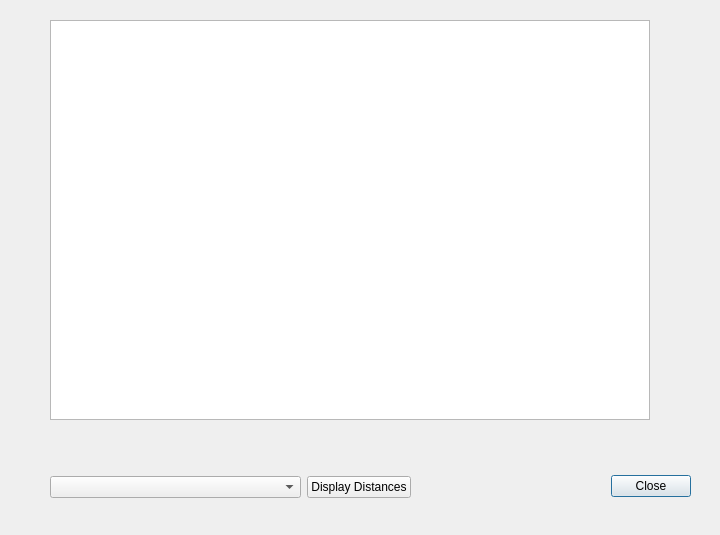
Old version of the form CollegeTouring/databaseviewform.ui in the repository Ykhan799/CollegeTouringS21.
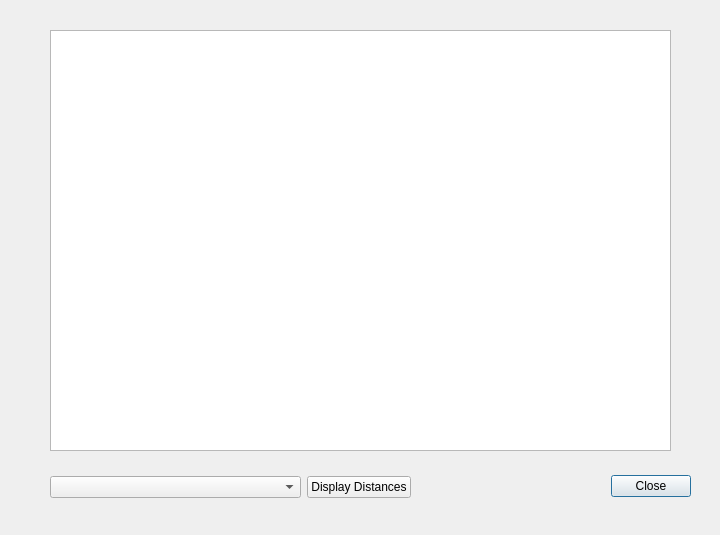
New version of the form.

Diff of the .ui file:
```diff
--- a/CollegeTouring/databaseviewform.ui
+++ b/CollegeTouring/databaseviewform.ui
@@ -57,21 +57,15 @@
     </item>
    </layout>
   </widget>
-  <widget class="QTableWidget" name="distTableWidget">
+  <widget class="QTableView" name="tableView">
    <property name="geometry">
     <rect>
      <x>50</x>
-     <y>20</y>
-     <width>600</width>
-     <height>400</height>
+     <y>30</y>
+     <width>621</width>
+     <height>421</height>
     </rect>
    </property>
-   <property name="columnCount">
-    <number>0</number>
-   </property>
-   <attribute name="horizontalHeaderDefaultSectionSize">
-    <number>134</number>
-   </attribute>
   </widget>
  </widget>
  <resources/>
```
